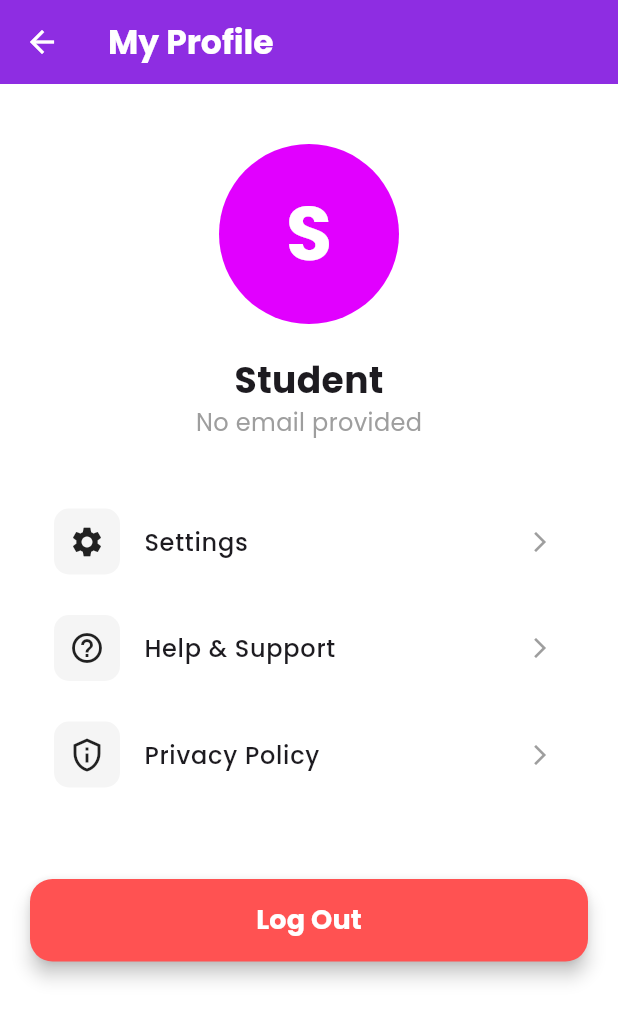
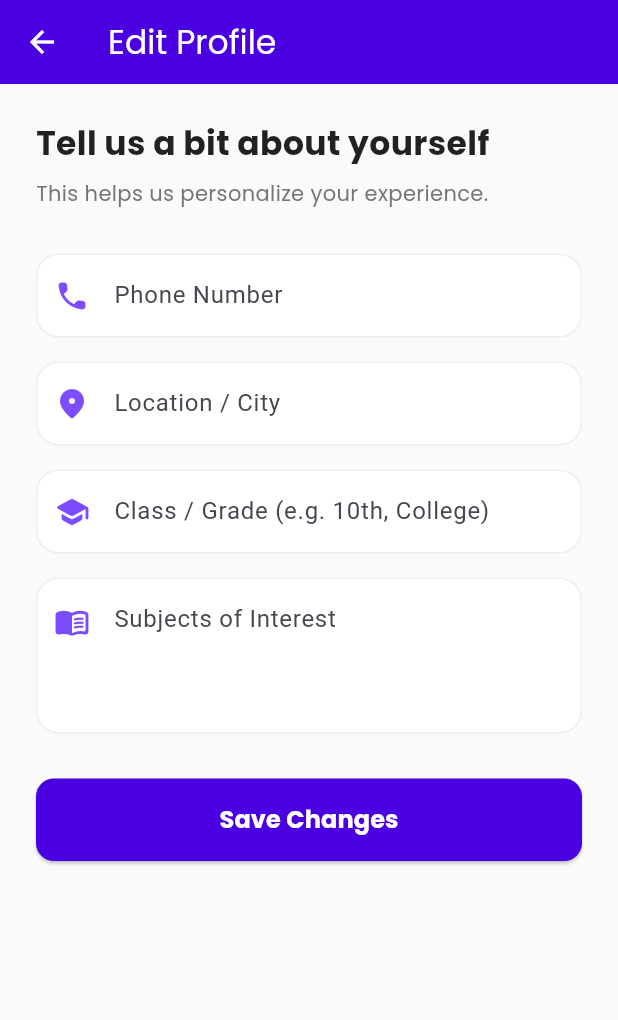
Before and after one commit to Adiitri/EDUNNECT-Smart-Learning-and-Tutor-Engagement-System, a Flutter app: the StudentDashboard screen opened directly, after a tap on "Profile", on a phone screen of 412 x 824 dp. Shown: the top 1020 px of the screen. Run offline on Flutter 3.47's test engine with Material 3 defaults, Android fonts, the phone set to English and light mode, and no system bars; our stand-ins replace google_fonts, shared_preferences, socket_io_client; accounts and stored records are empty; network calls fail.

Commit message:
Updated profile  page

```diff
--- /dev/null
+++ b/mobile-app/lib/presentation/common/complete_profile_screen.dart
@@ -0,0 +1,297 @@
+import 'dart:convert';
+import 'package:flutter/material.dart';
+import 'package:google_fonts/google_fonts.dart';
+import 'package:http/http.dart' as http;
+import '../../services/user_session.dart';
+import '../student/student_dashboard.dart';
+import '../tutor/tutor_dashboard.dart';
+import '../admin/admin_dashboard.dart';
+
+class CompleteProfileScreen extends StatefulWidget {
+  final bool isNewUser; // Helps us decide where to navigate after saving
+
+  const CompleteProfileScreen({super.key, this.isNewUser = false});
+
+  @override
+  State<CompleteProfileScreen> createState() => _CompleteProfileScreenState();
+}
+
+class _CompleteProfileScreenState extends State<CompleteProfileScreen> {
+  final TextEditingController _phoneController = TextEditingController();
+  final TextEditingController _locationController = TextEditingController();
+  final TextEditingController _aboutController = TextEditingController();
+  final TextEditingController _classController =
+      TextEditingController(); // For Students
+  final TextEditingController _expertiseController =
+      TextEditingController(); // For Tutors
+
+  bool _isLoading = false;
+  late String _userRole;
+  late String _userId;
+
+  @override
+  void initState() {
+    super.initState();
+    // Pre-fill data if it exists in the session
+    final user = UserSession.currentUser;
+    _userId = user?['_id'] ?? '';
+    _userRole = user?['role'] ?? 'student';
+
+    _phoneController.text = user?['phone'] ?? '';
+    _locationController.text = user?['location'] ?? '';
+    _aboutController.text = user?['about'] ?? '';
+    _expertiseController.text = user?['expertise'] ?? '';
+    _classController.text = user?['classGrade'] ?? '';
+  }
+
+  Future<void> _saveProfile() async {
+    setState(() => _isLoading = true);
+
+    try {
+      final response = await http.put(
+        Uri.parse(
+          "http://127.0.0.1:5000/api/auth/update",
+        ), // Adjust route as needed
+        headers: {"Content-Type": "application/json"},
+        body: jsonEncode({
+          "userId": _userId,
+          "phone": _phoneController.text,
+          "location": _locationController.text,
+          "about": _aboutController.text, // Used for 'Subjects of Interest'
+          "classGrade": _classController.text,
+          "expertise": _expertiseController.text,
+        }),
+      );
+
+      setState(() => _isLoading = false);
+
+      if (response.statusCode == 200) {
+        // Update local session data
+        final updatedData = jsonDecode(response.body)['user'];
+        UserSession.currentUser = updatedData;
+
+        if (mounted) {
+          ScaffoldMessenger.of(context).showSnackBar(
+            const SnackBar(
+              content: Text("Profile Saved!"),
+              backgroundColor: Colors.green,
+            ),
+          );
+
+          // If they just registered, take them to their dashboard
+          if (widget.isNewUser) {
+            if (_userRole == 'student') {
+              Navigator.pushReplacement(
+                context,
+                MaterialPageRoute(builder: (_) => const StudentDashboard()),
+              );
+            } else if (_userRole == 'tutor') {
+              Navigator.pushReplacement(
+                context,
+                MaterialPageRoute(builder: (_) => const TutorDashboard()),
+              );
+            } else {
+              Navigator.pushReplacement(
+                context,
+                MaterialPageRoute(builder: (_) => const AdminDashboard()),
+              );
+            }
+          } else {
+            // If they opened this from the dashboard, just go back
+            Navigator.pop(context);
+          }
+        }
+      } else {
+        throw Exception("Failed to update profile");
+      }
+    } catch (e) {
+      setState(() => _isLoading = false);
+      if (mounted) {
+        ScaffoldMessenger.of(context).showSnackBar(
+          const SnackBar(
+            content: Text("Error saving profile."),
+            backgroundColor: Colors.red,
+          ),
+        );
+      }
+    }
+  }
+
+  @override
+  Widget build(BuildContext context) {
+    return Scaffold(
+      backgroundColor: Colors.grey[50],
+      appBar: AppBar(
+        title: Text(
+          widget.isNewUser ? "Complete Your Profile" : "Edit Profile",
+          style: GoogleFonts.poppins(),
+        ),
+        backgroundColor: const Color(0xFF4A00E0),
+        foregroundColor: Colors.white,
+        elevation: 0,
+      ),
+      body: SingleChildScrollView(
+        padding: const EdgeInsets.all(24.0),
+        child: Column(
+          crossAxisAlignment: CrossAxisAlignment.start,
+          children: [
+            Text(
+              "Tell us a bit about yourself",
+              style: GoogleFonts.poppins(
+                fontSize: 22,
+                fontWeight: FontWeight.bold,
+                color: Colors.black87,
+              ),
+            ),
+            const SizedBox(height: 8),
+            Text(
+              "This helps us personalize your experience.",
+              style: GoogleFonts.poppins(fontSize: 14, color: Colors.grey[600]),
+            ),
+            const SizedBox(height: 30),
+
+            _buildTextField(
+              "Phone Number",
+              Icons.phone_rounded,
+              _phoneController,
+            ),
+            const SizedBox(height: 16),
+
+            _buildTextField(
+              "Location / City",
+              Icons.location_on_rounded,
+              _locationController,
+            ),
+            const SizedBox(height: 16),
+
+            // DYNAMIC FIELD: Only show Class if Student
+            if (_userRole == 'student') ...[
+              _buildTextField(
+                "Class / Grade (e.g. 10th, College)",
+                Icons.school_rounded,
+                _classController,
+              ),
+              const SizedBox(height: 16),
+              _buildTextField(
+                "Subjects of Interest",
+                Icons.menu_book_rounded,
+                _aboutController,
+                maxLines: 3,
+              ),
+            ],
+
+            // DYNAMIC FIELD: Only show Expertise if Tutor
+            if (_userRole == 'tutor') ...[
+              _buildTextField(
+                "Your Expertise (e.g. Math, Python)",
+                Icons.workspace_premium_rounded,
+                _expertiseController,
+              ),
+              const SizedBox(height: 16),
+              _buildTextField(
+                "Bio / About You",
+                Icons.person_outline_rounded,
+                _aboutController,
+                maxLines: 3,
+              ),
+            ],
+
+            const SizedBox(height: 30),
+
+            SizedBox(
+              width: double.infinity,
+              height: 55,
+              child: ElevatedButton(
+                onPressed: _isLoading ? null : _saveProfile,
+                style: ElevatedButton.styleFrom(
+                  backgroundColor: const Color(0xFF4A00E0),
+                  foregroundColor: Colors.white,
+                  shape: RoundedRectangleBorder(
+                    borderRadius: BorderRadius.circular(12),
+                  ),
+                ),
+                child: _isLoading
+                    ? const CircularProgressIndicator(color: Colors.white)
+                    : Text(
+                        widget.isNewUser
+                            ? "Save & Go to Dashboard"
+                            : "Save Changes",
+                        style: GoogleFonts.poppins(
+                          fontSize: 16,
+                          fontWeight: FontWeight.bold,
+                        ),
+                      ),
+              ),
+            ),
+
+            // Skip button for new users
+            if (widget.isNewUser) ...[
+              const SizedBox(height: 16),
+              Center(
+                child: TextButton(
+                  onPressed: () {
+                    if (_userRole == 'student') {
+                      Navigator.pushReplacement(
+                        context,
+                        MaterialPageRoute(
+                          builder: (_) => const StudentDashboard(),
+                        ),
+                      );
+                    } else if (_userRole == 'tutor') {
+                      Navigator.pushReplacement(
+                        context,
+                        MaterialPageRoute(
+                          builder: (_) => const TutorDashboard(),
+                        ),
+                      );
+                    }
+                  },
+                  child: Text(
+                    "Skip for now",
+                    style: GoogleFonts.poppins(color: Colors.grey[600]),
+                  ),
+                ),
+              ),
+            ],
+          ],
+        ),
+      ),
+    );
+  }
+
+  Widget _buildTextField(
+    String label,
+    IconData icon,
+    TextEditingController controller, {
+    int maxLines = 1,
+  }) {
+    return TextField(
+      controller: controller,
+      maxLines: maxLines,
+      decoration: InputDecoration(
+        labelText: label,
+        alignLabelWithHint: maxLines > 1,
+        prefixIcon: Padding(
+          padding: EdgeInsets.only(
+            bottom: maxLines > 1 ? 45.0 : 0,
+          ), // Align icon to top if multi-line
+          child: Icon(icon, color: Colors.deepPurpleAccent),
+        ),
+        filled: true,
+        fillColor: Colors.white,
+        border: OutlineInputBorder(
+          borderRadius: BorderRadius.circular(15),
+          borderSide: BorderSide.none,
+        ),
+        enabledBorder: OutlineInputBorder(
+          borderRadius: BorderRadius.circular(15),
+          borderSide: BorderSide(color: Colors.grey.shade200),
+        ),
+        focusedBorder: OutlineInputBorder(
+          borderRadius: BorderRadius.circular(15),
+          borderSide: const BorderSide(color: Colors.deepPurpleAccent),
+        ),
+      ),
+    );
+  }
+}
--- a/mobile-app/lib/presentation/student/student_dashboard.dart
+++ b/mobile-app/lib/presentation/student/student_dashboard.dart
@@ -4,10 +4,12 @@ import '../../services/user_session.dart';
 import 'find_tutor_screen.dart';
 import 'my_bookings_screen.dart';
 import 'ai_chat_screen.dart';
-import 'recommendation_screen.dart' as rec;
-import 'profile_screen.dart';
+import 'recommendation_screen.dart';
 import '../common/splash_screen.dart';
 import 'tutor_chat_list.dart';
+
+// ✅ NEW: Import the dynamic profile screen instead of the old static one
+import '../common/complete_profile_screen.dart';
 
 class StudentDashboard extends StatefulWidget {
   const StudentDashboard({super.key});
@@ -47,9 +49,12 @@ class _StudentDashboardState extends State<StudentDashboard> {
               ),
             );
           } else if (index == 2) {
+            // ✅ UPDATED: Navigates to the Complete Profile Screen as an existing user
             Navigator.push(
               context,
-              MaterialPageRoute(builder: (_) => const ProfileScreen()),
+              MaterialPageRoute(
+                builder: (_) => const CompleteProfileScreen(isNewUser: false),
+              ),
             );
           }
         },
@@ -70,7 +75,7 @@ class _StudentDashboardState extends State<StudentDashboard> {
       ),
 
       // ---------------------------------------------------------
-      // 2. BODY (With ScrollView to prevent "Not Showing" issues)
+      // 2. BODY
       // ---------------------------------------------------------
       body: SingleChildScrollView(
         child: Column(
@@ -136,7 +141,6 @@ class _StudentDashboardState extends State<StudentDashboard> {
             // DASHBOARD GRID CARDS
             Padding(
               padding: const EdgeInsets.all(20.0),
-              // Use shrinkWrap so it works inside SingleChildScrollView
               child: GridView.count(
                 shrinkWrap: true,
                 physics: const NeverScrollableScrollPhysics(),
@@ -187,7 +191,7 @@ class _StudentDashboardState extends State<StudentDashboard> {
                     () => Navigator.push(
                       context,
                       MaterialPageRoute(
-                        builder: (_) => const rec.RecommendationScreen(),
+                        builder: (_) => const RecommendationScreen(),
                       ),
                     ),
                   ),
@@ -199,14 +203,12 @@ class _StudentDashboardState extends State<StudentDashboard> {
                     Icons.chat_bubble_rounded,
                     [const Color(0xFF6441A5), const Color(0xFF2a0845)],
                     () {
-                      // Get the actual name from your user session service
                       final String currentStudentName =
                           UserSession.currentUser?['name'] ?? "Student";
 
                       Navigator.push(
                         context,
                         MaterialPageRoute(
-                          // Navigate to the selection list, passing the real student name
                           builder: (_) =>
                               TutorChatList(studentName: currentStudentName),
                         ),
@@ -214,6 +216,7 @@ class _StudentDashboardState extends State<StudentDashboard> {
                     },
                   ),
 
+                  // ✅ UPDATED: PROFILE CARD
                   _buildGradientCard(
                     context,
                     "Profile",
@@ -221,7 +224,10 @@ class _StudentDashboardState extends State<StudentDashboard> {
                     [const Color(0xFF11998e), const Color(0xFF38ef7d)],
                     () => Navigator.push(
                       context,
-                      MaterialPageRoute(builder: (_) => const ProfileScreen()),
+                      MaterialPageRoute(
+                        builder: (_) =>
+                            const CompleteProfileScreen(isNewUser: false),
+                      ),
                     ),
                   ),
                 ],
@@ -241,7 +247,6 @@ class _StudentDashboardState extends State<StudentDashboard> {
   }) {
     return Container(
       decoration: BoxDecoration(
-        // ✅ FIXED: Using withValues instead of withOpacity
         color: Colors.white.withValues(alpha: 0.2),
         shape: BoxShape.circle,
       ),
@@ -271,7 +276,6 @@ class _StudentDashboardState extends State<StudentDashboard> {
           borderRadius: BorderRadius.circular(20),
           boxShadow: [
             BoxShadow(
-              // ✅ FIXED: Using withValues instead of withOpacity
               color: gradientColors[0].withValues(alpha: 0.3),
               blurRadius: 8,
               offset: const Offset(0, 4),
@@ -283,7 +287,6 @@ class _StudentDashboardState extends State<StudentDashboard> {
             Positioned(
               right: -15,
               top: -15,
-              // ✅ FIXED: Using withValues instead of withOpacity
               child: Icon(
                 icon,
                 size: 70,
```
Also changed, not shown: mobile-app/lib/presentation/common/signup_screen.dart (+21 -6 lines), 3 other files.
